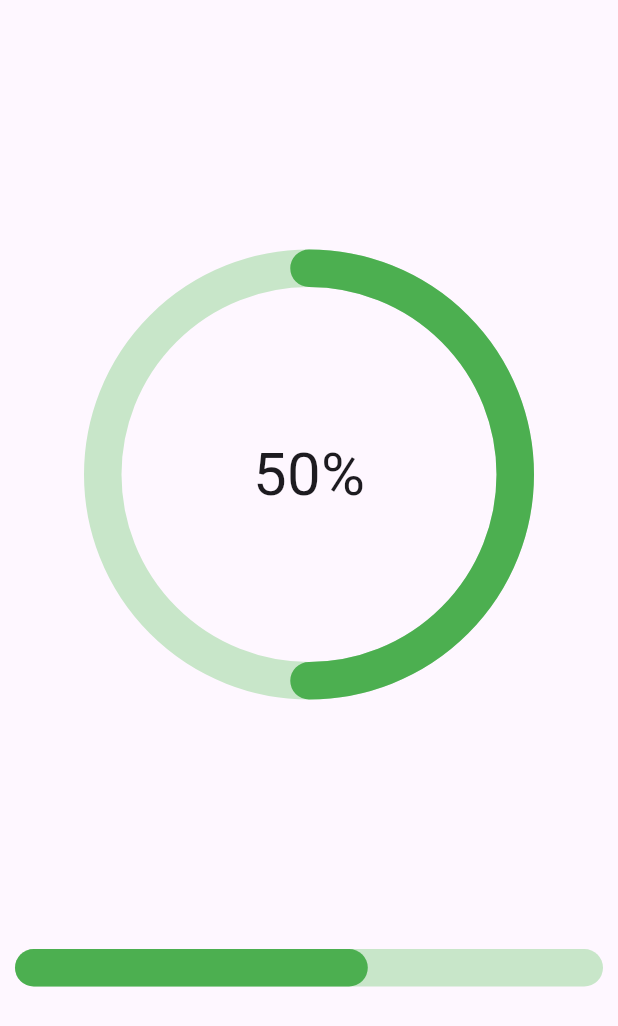
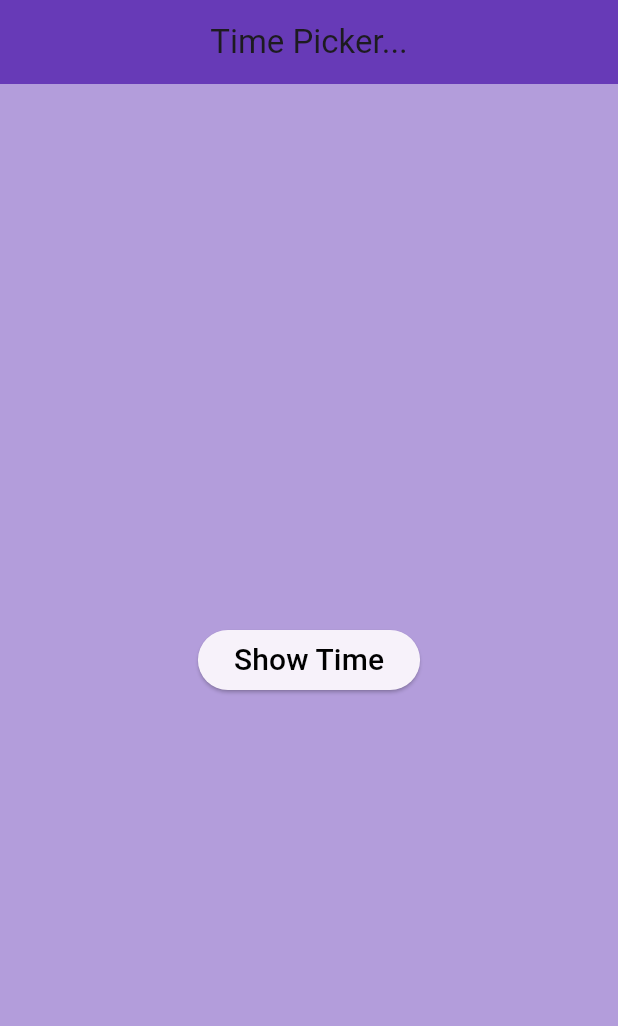
Before and after one commit to azizbekyokhubov1999/widgets_flutter_practise, a Flutter app: the screen it shows after launch, on a phone screen of 412 x 824 dp. Shown: the top 1026 px of the screen. Run offline on Flutter 3.47's test engine with Material 3 defaults, Android fonts, the phone set to English and light mode, and no system bars; drawn by our look-alikes of percent_indicator; our stand-ins replace another_carousel_pro, flutter_slidable, liquid_pull_to_refresh, readmore, slide_to_act.

Commit message:
for video 30 | Time picker widget

```diff
--- a/lib/main.dart
+++ b/lib/main.dart
@@ -24,6 +24,7 @@ import 'package:widgets_flutter_practise/pages/stepper.dart';
 import 'package:widgets_flutter_practise/pages/switch_button.dart';
 import 'package:widgets_flutter_practise/pages/tab_bar.dart';
 import 'package:widgets_flutter_practise/pages/text_field.dart';
+import 'package:widgets_flutter_practise/pages/time_picker.dart';
 import 'package:widgets_flutter_practise/pages/tool_tip.dart';
 import 'package:widgets_flutter_practise/pages/valume_slider.dart';
 
@@ -42,7 +43,7 @@ class MyApp extends StatelessWidget {
       theme: ThemeData(
         useMaterial3: true,
       ),
-      home: MyPercentIndicator()
+      home: MyTime()
     );
   }
 }
--- /dev/null
+++ b/lib/pages/time_picker.dart
@@ -0,0 +1,52 @@
+import 'package:flutter/material.dart';
+
+class MyTime extends StatefulWidget {
+  const MyTime({super.key});
+
+  @override
+  State<MyTime> createState() => _MyTimeState();
+}
+
+class _MyTimeState extends State<MyTime> {
+
+  late TimeOfDay time;
+  _selectTime() async {
+    TimeOfDay? picker = await showTimePicker(context: context, initialTime: time);
+
+    if(picker != null){
+      setState(() {
+        time = picker;
+      });
+    }
+  }
+
+  @override
+  void initState() {
+    time = TimeOfDay.now();
+    super.initState();
+  }
+  @override
+  Widget build(BuildContext context) {
+    return Scaffold(
+      appBar: AppBar(
+        backgroundColor: Colors.deepPurple,
+        title: Text("Time Picker..."),
+        centerTitle: true,
+      ),
+      backgroundColor: Colors.deepPurple[200],
+      body: Column(
+        mainAxisAlignment: MainAxisAlignment.center,
+        children: [
+          Center(
+            child: ElevatedButton(
+                onPressed: _selectTime,
+                child: Text("Show Time",
+                style: TextStyle(fontSize: 20, color: Colors.black, fontWeight: FontWeight.w500),
+                )
+            ),
+          )
+        ],
+      ),
+    );
+  }
+}
```
